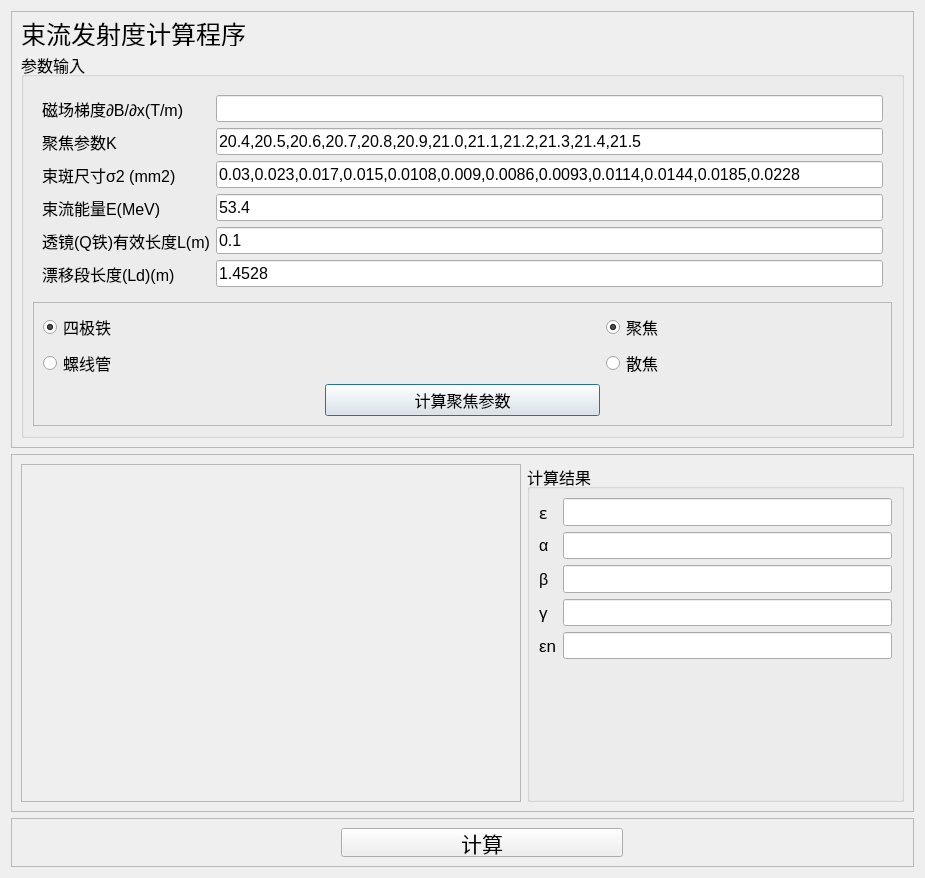
Old version of the form ui/main_dlg.ui in the repository wzmsykk/EMIT_PROG.
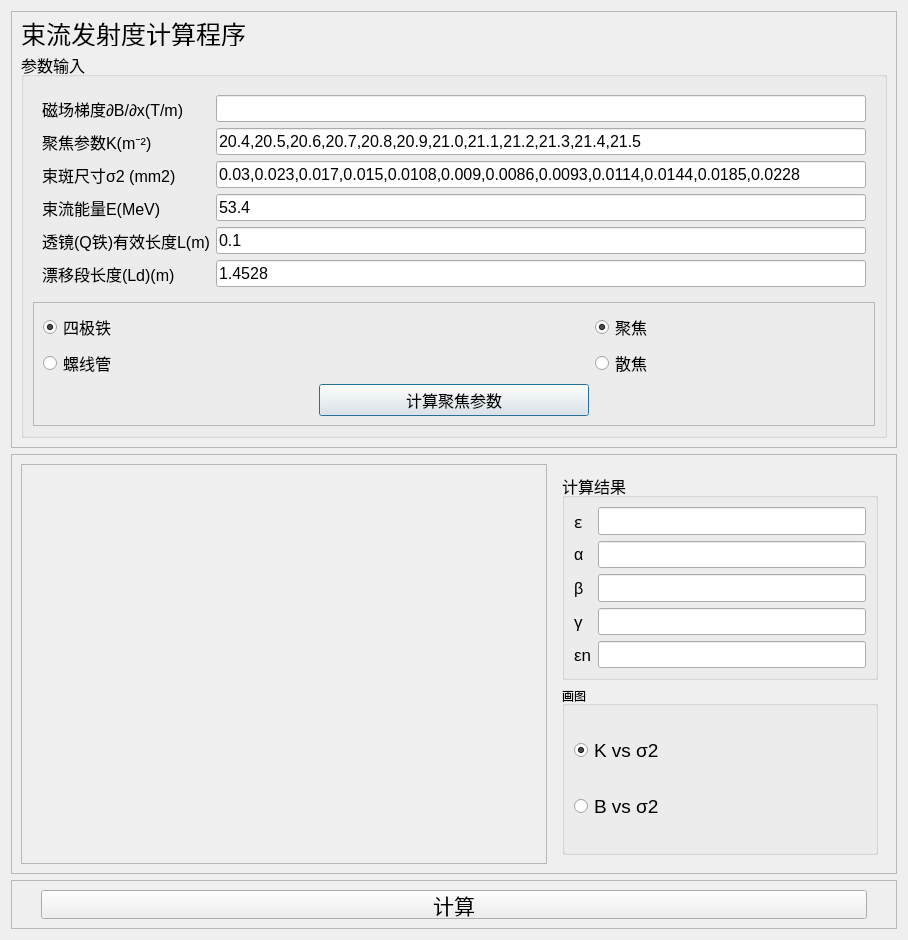
New version of the form.

What changed in the file:
```diff
--- a/ui/main_dlg.ui
+++ b/ui/main_dlg.ui
@@ -6,8 +6,8 @@
    <rect>
     <x>0</x>
     <y>0</y>
-    <width>925</width>
-    <height>806</height>
+    <width>908</width>
+    <height>868</height>
    </rect>
   </property>
   <property name="windowTitle">
@@ -68,7 +68,7 @@
             <item row="1" column="0">
              <widget class="QLabel" name="label_2">
               <property name="text">
-               <string>聚焦参数K</string>
+               <string>聚焦参数K(m⁻²)</string>
               </property>
              </widget>
             </item>
@@ -246,12 +246,6 @@
    </item>
    <item>
     <widget class="QFrame" name="frame">
-     <property name="minimumSize">
-      <size>
-       <width>0</width>
-       <height>358</height>
-      </size>
-     </property>
      <property name="frameShape">
       <enum>QFrame::StyledPanel</enum>
      </property>
@@ -264,7 +258,7 @@
         <property name="minimumSize">
          <size>
           <width>500</width>
-          <height>323</height>
+          <height>400</height>
          </size>
         </property>
         <property name="frameShape">
@@ -275,6 +269,15 @@
         </property>
        </widget>
       </item>
+      <item>
+       <widget class="QWidget" name="widget_2" native="true">
+        <property name="maximumSize">
+         <size>
+          <width>334</width>
+          <height>16777215</height>
+         </size>
+        </property>
+        <layout class="QVBoxLayout" name="verticalLayout_4">
       <item>
        <widget class="QGroupBox" name="groupBox_2">
         <property name="minimumSize">
@@ -283,12 +286,6 @@
           <height>0</height>
          </size>
         </property>
-        <property name="maximumSize">
-         <size>
-          <width>500</width>
-          <height>16777215</height>
-         </size>
-        </property>
         <property name="font">
          <font>
           <pointsize>12</pointsize>
@@ -414,6 +411,51 @@
         </layout>
        </widget>
       </item>
+         <item>
+          <widget class="QGroupBox" name="groupBox_3">
+           <property name="title">
+            <string>画图</string>
+           </property>
+           <layout class="QVBoxLayout" name="verticalLayout_5">
+            <item>
+             <widget class="QRadioButton" name="radioButton_kvssigma2">
+              <property name="font">
+               <font>
+                <pointsize>14</pointsize>
+               </font>
+              </property>
+              <property name="text">
+               <string>K vs σ2</string>
+              </property>
+              <property name="checked">
+               <bool>true</bool>
+              </property>
+              <attribute name="buttonGroup">
+               <string notr="true">buttonGroup_3</string>
+              </attribute>
+             </widget>
+            </item>
+            <item>
+             <widget class="QRadioButton" name="radioButton_bvssigma2">
+              <property name="font">
+               <font>
+                <pointsize>14</pointsize>
+               </font>
+              </property>
+              <property name="text">
+               <string>B vs σ2</string>
+              </property>
+              <attribute name="buttonGroup">
+               <string notr="true">buttonGroup_3</string>
+              </attribute>
+             </widget>
+            </item>
+           </layout>
+          </widget>
+         </item>
+        </layout>
+       </widget>
+      </item>
      </layout>
     </widget>
    </item>
@@ -445,27 +487,8 @@
         </property>
        </spacer>
       </item>
-      <item>
-       <spacer name="verticalSpacer_2">
-        <property name="orientation">
-         <enum>Qt::Vertical</enum>
-        </property>
-        <property name="sizeHint" stdset="0">
-         <size>
-          <width>20</width>
-          <height>40</height>
-         </size>
-        </property>
-       </spacer>
-      </item>
       <item>
        <widget class="QPushButton" name="pushButton_calc">
-        <property name="maximumSize">
-         <size>
-          <width>282</width>
-          <height>16777215</height>
-         </size>
-        </property>
         <property name="font">
          <font>
           <pointsize>16</pointsize>
@@ -476,6 +499,19 @@
         </property>
        </widget>
       </item>
+      <item>
+       <spacer name="verticalSpacer_2">
+        <property name="orientation">
+         <enum>Qt::Vertical</enum>
+        </property>
+        <property name="sizeHint" stdset="0">
+         <size>
+          <width>20</width>
+          <height>40</height>
+         </size>
+        </property>
+       </spacer>
+      </item>
      </layout>
     </widget>
    </item>
```
Left out of the diff: 31 changed lines with no effect on the pictures. Lines whose indentation alone changed are shown as unchanged.
